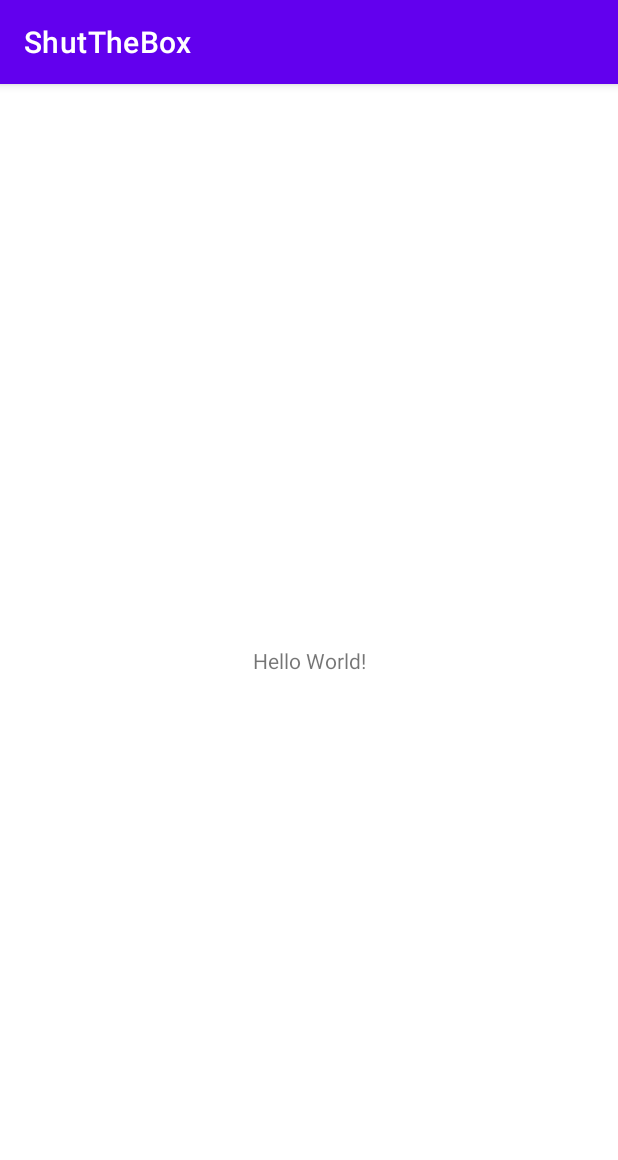
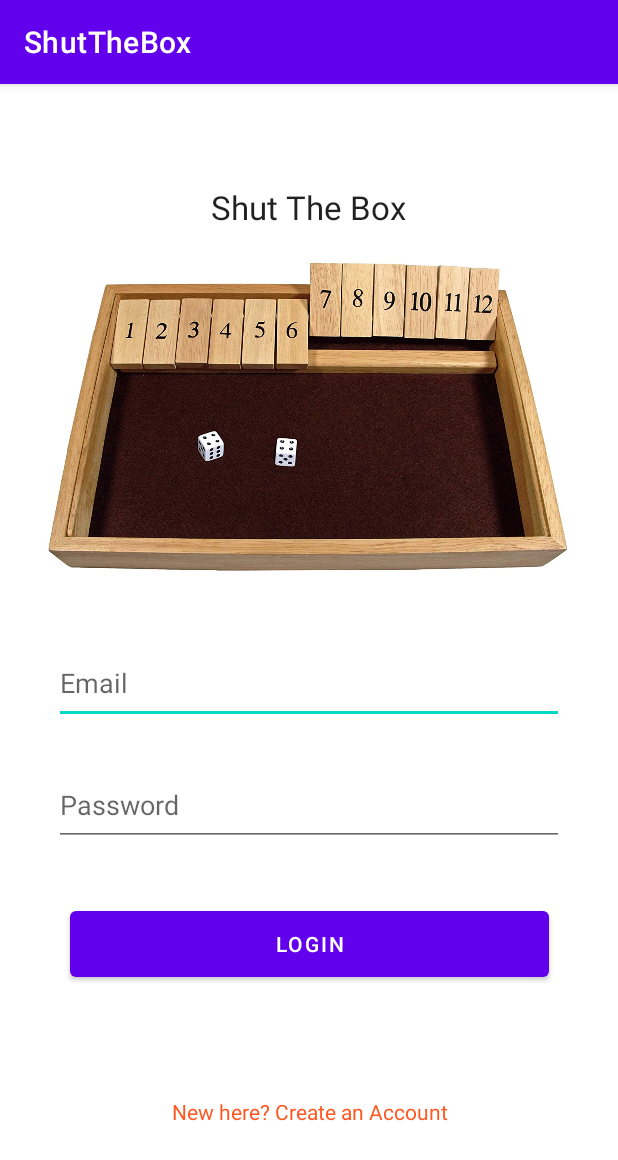
Before and after one commit to rayljc/ShutTheBox, an Android app: the screen it shows after launch (MainActivity), on a phone screen of 412 x 824 dp. Shown: the top 1160 px of the screen. Run offline under Robolectric (Android 15) with nearby library versions, the phone set to English and light mode, and no system bars.

Commit message:
Add main page and create an account page

```diff
--- a/app/src/main/AndroidManifest.xml
+++ b/app/src/main/AndroidManifest.xml
@@ -9,6 +9,7 @@
         android:roundIcon="@mipmap/ic_launcher_round"
         android:supportsRtl="true"
         android:theme="@style/Theme.ShutTheBox">
+        <activity android:name=".Register" />
         <activity android:name=".MainActivity">
             <intent-filter>
                 <action android:name="android.intent.action.MAIN" />
--- a/app/src/main/res/layout/activity_main.xml
+++ b/app/src/main/res/layout/activity_main.xml
@@ -7,12 +7,98 @@
     tools:context=".MainActivity">
 
     <TextView
+        android:id="@+id/gameTextView"
         android:layout_width="wrap_content"
         android:layout_height="wrap_content"
-        android:text="Hello World!"
-        app:layout_constraintBottom_toBottomOf="parent"
-        app:layout_constraintLeft_toLeftOf="parent"
-        app:layout_constraintRight_toRightOf="parent"
+        android:layout_marginTop="60dp"
+        android:layout_marginBottom="3dp"
+        android:text="@string/shut_the_box_text"
+        android:textAlignment="center"
+        android:textAppearance="@style/TextAppearance.AppCompat.Large"
+        app:layout_constraintBottom_toTopOf="@+id/gameImageView"
+        app:layout_constraintEnd_toEndOf="parent"
+        app:layout_constraintHorizontal_bias="0.498"
+        app:layout_constraintStart_toStartOf="parent"
         app:layout_constraintTop_toTopOf="parent" />
 
+    <ImageView
+        android:id="@+id/gameImageView"
+        android:layout_width="390dp"
+        android:layout_height="207dp"
+        android:layout_marginStart="10dp"
+        android:layout_marginTop="10dp"
+        android:layout_marginEnd="11dp"
+        android:layout_marginBottom="30dp"
+        android:contentDescription="@string/play_shut_the_box_together"
+        app:layout_constraintBottom_toTopOf="@+id/emailEditText"
+        app:layout_constraintEnd_toEndOf="parent"
+        app:layout_constraintHorizontal_bias="0.0"
+        app:layout_constraintStart_toStartOf="parent"
+        app:layout_constraintTop_toBottomOf="@+id/gameTextView"
+        app:srcCompat="@drawable/shutthebox" />
+
+    <EditText
+        android:id="@+id/emailEditText"
+        android:layout_width="340dp"
+        android:layout_height="54dp"
+        android:layout_marginStart="30dp"
+        android:layout_marginTop="10dp"
+        android:layout_marginEnd="30dp"
+        android:layout_marginBottom="10dp"
+        android:ems="10"
+        android:hint="@string/email"
+        android:importantForAutofill="no"
+        android:inputType="textEmailAddress"
+        app:layout_constraintBottom_toTopOf="@+id/passwordEditText"
+        app:layout_constraintEnd_toEndOf="parent"
+        app:layout_constraintStart_toStartOf="parent"
+        app:layout_constraintTop_toBottomOf="@+id/gameImageView" />
+
+    <EditText
+        android:id="@+id/passwordEditText"
+        android:layout_width="340dp"
+        android:layout_height="54dp"
+        android:layout_marginStart="30dp"
+        android:layout_marginTop="10dp"
+        android:layout_marginEnd="30dp"
+        android:layout_marginBottom="10dp"
+        android:autofillHints=""
+        android:ems="10"
+        android:hint="@string/password"
+        android:inputType="textPassword"
+        app:layout_constraintBottom_toTopOf="@+id/loginButton"
+        app:layout_constraintEnd_toEndOf="parent"
+        app:layout_constraintStart_toStartOf="parent"
+        app:layout_constraintTop_toBottomOf="@+id/emailEditText" />
+
+    <Button
+        android:id="@+id/loginButton"
+        android:layout_width="319dp"
+        android:layout_height="56dp"
+        android:layout_marginStart="75dp"
+        android:layout_marginTop="20dp"
+        android:layout_marginEnd="75dp"
+        android:layout_marginBottom="38dp"
+        android:text="@string/login"
+        app:layout_constraintBottom_toTopOf="@+id/createAccountText"
+        app:layout_constraintEnd_toEndOf="parent"
+        app:layout_constraintStart_toStartOf="parent"
+        app:layout_constraintTop_toBottomOf="@+id/passwordEditText" />
+
+    <TextView
+        android:id="@+id/createAccountText"
+        android:layout_width="284dp"
+        android:layout_height="25dp"
+        android:layout_marginStart="90dp"
+        android:layout_marginTop="28dp"
+        android:layout_marginEnd="90dp"
+        android:layout_marginBottom="60dp"
+        android:text="@string/new_here_create_an_account"
+        android:textAlignment="center"
+        android:textColor="#FF5722"
+        app:layout_constraintBottom_toBottomOf="parent"
+        app:layout_constraintEnd_toEndOf="parent"
+        app:layout_constraintStart_toStartOf="parent"
+        app:layout_constraintTop_toBottomOf="@+id/loginButton" />
+
 </androidx.constraintlayout.widget.ConstraintLayout>
--- a/app/src/main/res/values/strings.xml
+++ b/app/src/main/res/values/strings.xml
@@ -1,3 +1,13 @@
 <resources>
     <string name="app_name">ShutTheBox</string>
+    <string name="shut_the_box_text">Shut The Box</string>
+    <string name="play_shut_the_box_together">Play Shut The Box Together!</string>
+    <string name="email">Email</string>
+    <string name="password">Password</string>
+    <string name="login">Login</string>
+    <string name="new_here_create_an_account">New here? Create an Account</string>
+    <string name="register">Register</string>
+    <string name="already_have_an_account_login_here">Already have an account? Login here</string>
+    <string name="display_name">Display Name</string>
+    <string name="create_an_account">Create An Account</string>
 </resources>
```
Also changed, not shown: app/src/main/java/com/example/shutthebox/Register.java (added, +14 -0 lines), app/src/main/res/layout/activity_register.xml (added, +108 -0 lines), app/src/main/res/drawable/shutthebox.jpg (added), app/src/main/test_image-playstore.png (added).
